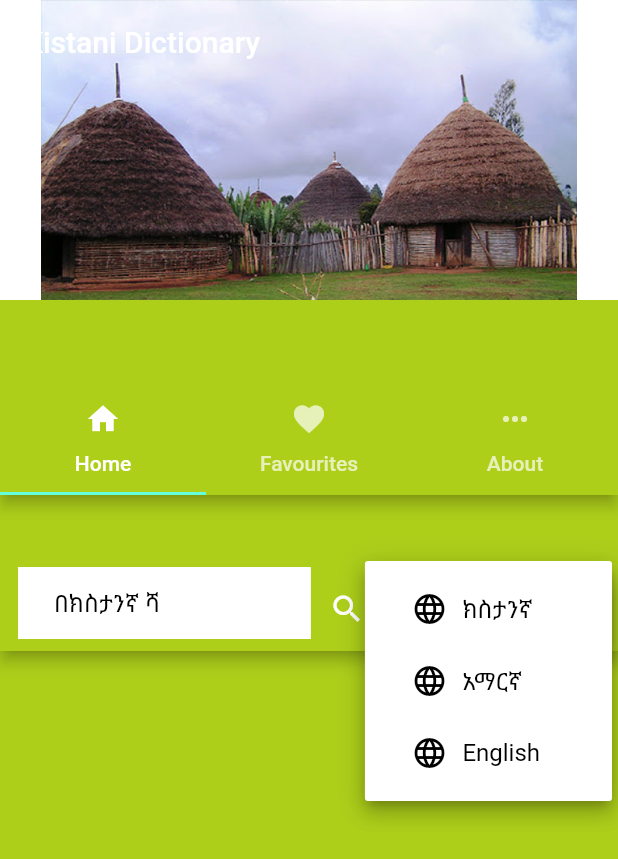
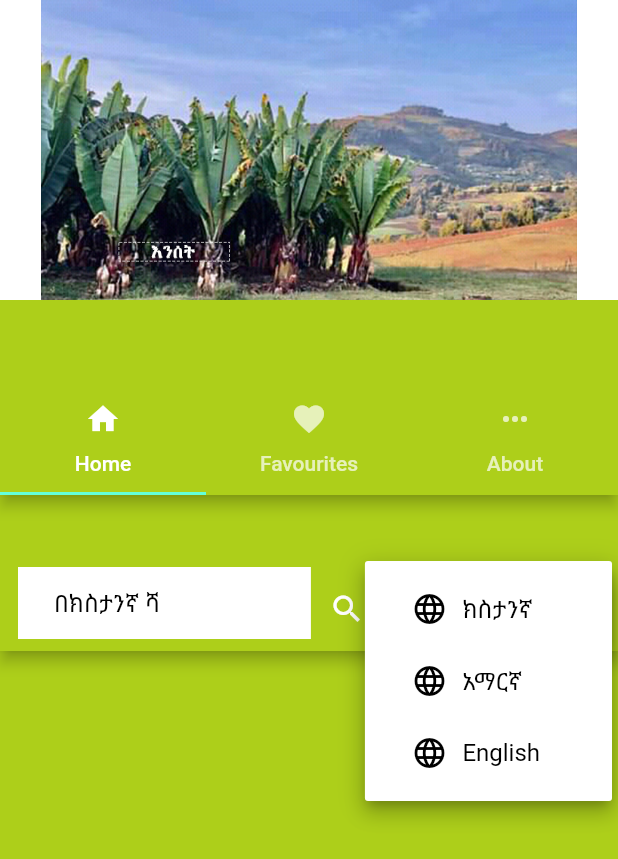
Before and after one commit to Bemhreth/Dictionary_app, a Flutter app: the screen it shows after launch, after a tap on "ክስታንኛ", on a phone screen of 412 x 824 dp. Shown: the top 859 px of the screen. Run offline on Flutter 3.47's test engine with Material 2 defaults, Android fonts, the phone set to English and light mode, and no system bars; our stand-ins replace csv, sqflite; accounts and stored records are empty.

```diff
--- a/lib/main.dart
+++ b/lib/main.dart
@@ -4,39 +4,27 @@
 import 'package:csv/csv.dart';
 import 'package:dictionary_app/utility/dbconnection.dart';
 import 'package:dictionary_app/utility/dictionarymodel.dart';
-import 'package:splashscreen/splashscreen.dart';
-//import 'package:sk_onboarding_screen/sk_onboarding_screen.dart';
-
+import 'package:sqflite/sqflite.dart';
+import 'package:sqflite/sqlite_api.dart';
  void main() async{
-  // WidgetsFlutterBinding.ensureInitialized();
    runApp(MyApp());
-
-
 }
 
 class MyApp extends StatelessWidget {
-  List<String> images=[
-    'asset/welcome1.jpg',
-    'asset/welcome2.jpg',
+  final pages = [
+     'asset/welcome1.jpg',
+   'asset/welcome2.jpg',
     'asset/welcome3.jpg',
   ];
+
   static List<List<dynamic>> def;
   csvtolist() async{
 
     final myData = await rootBundle.loadString("asset/dictionary.csv");
 def=CsvToListConverter(eol: "\n",fieldDelimiter: ",").convert(myData);
-//     def = CsvToListConverter(eol: "\n",fieldDelimiter: ",").convert(myData);
-
-
-    //   File  dictionary=new File( await rootBundle.loadString('asset/dictionary.csv'));
-  //   CsvToListConverter c=new CsvToListConverter(eol: "\r\n",fieldDelimiter: ",");
-  //   def=c.convert(dictionary.readAsStringSync());
-  //   print(def);
      final  List<Map<String, dynamic>> allword= await DBprovider.db.getdictionary();
      if(allword==null){
-     print("empty");
       for(int i=0;i<def.length;i++){
-     // print(def[i][0]);
          var newinfo= Dictionary(Amharic: def[i][0],Kistanigna: def[i][1],English: def[i][2],Definition: def[i][3],Favorite: "0");
          await DBprovider.db.newdictionary(newinfo);
        }
@@ -55,22 +43,7 @@
       primaryColor: Color(0xFFadcf1a),
       scaffoldBackgroundColor: Color(0xFFadcf1a),
       ),
-      home: new SplashScreen(
-          seconds: 3,
-          navigateAfterSeconds: InputPage(),
-          title: new Text('Welcome In SplashScreen',
-            style: new TextStyle(
-                fontWeight: FontWeight.bold,
-                fontSize: 20.0
-            ),),
-          image: new Image.network('https://i.imgur.com/TyCSG9A.png'),
-          backgroundColor: Colors.white,
-          styleTextUnderTheLoader: new TextStyle(),
-          photoSize: 100.0,
-          onClick: ()=>print("Flutter Egypt"),
-          loaderColor: Colors.red
-
-      ),
+      home:InputPage()
     );
   }
 }
--- a/lib/screen/input_page.dart
+++ b/lib/screen/input_page.dart
@@ -39,7 +39,7 @@
       slivers: <Widget>[
         SliverAppBar(
           pinned: true,
-          title:Text('Kistani Dictionary'),
+//          title:Text('Kistani Dictionary'),
           backgroundColor: Colors.white,
           expandedHeight: 200.0,
           flexibleSpace: FlexibleSpaceBar(
--- a/pubspec.yaml
+++ b/pubspec.yaml
@@ -26,7 +26,7 @@
   sqflite: any
   splashscreen: any
   csv: ^4.1.0
-  sk_onboarding_screen: ^1.0.1
+
 
 
   # The following adds the Cupertino Icons font to your application.
```
Also changed, not shown: lib/screen/Tab3.dart (+7 -2 lines), lib/screen/result_page.dart (+4 -4 lines), pubspec.lock.
